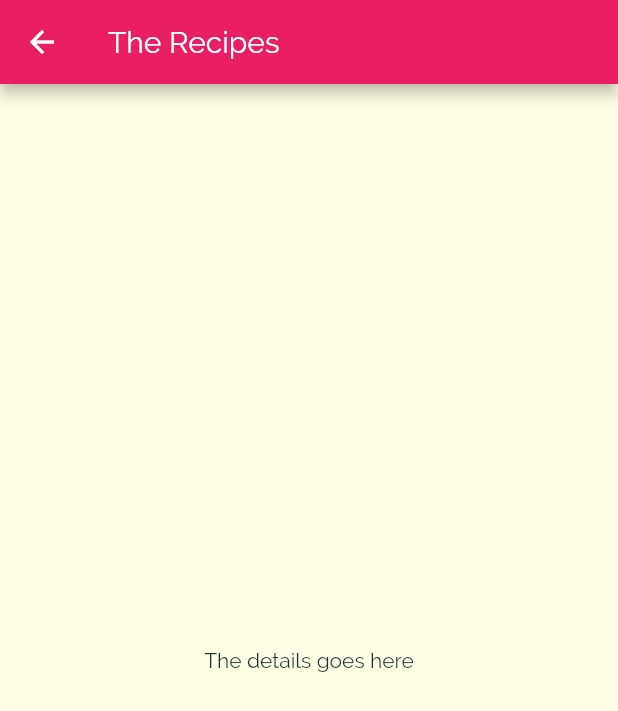
After one commit to zohaib304/flutter_the_meals_app, a Flutter app: the screen it shows after launch, after a tap on "Italian", on a phone screen of 412 x 824 dp. The commit adds this screen. Shown: the top 711 px of the screen. Run offline on Flutter 3.47's test engine with Material 2 defaults, Android fonts, the phone set to English and light mode, and no system bars.

Commit message:
Navigate to New Page

```diff
--- a/lib/category_item.dart
+++ b/lib/category_item.dart
@@ -1,4 +1,7 @@
 import 'package:flutter/material.dart';
+
+
+import './category_meals_screen.dart';
 
 class CategoryItem extends StatelessWidget {
   final String title;
@@ -6,9 +9,19 @@ class CategoryItem extends StatelessWidget {
 
   CategoryItem(this.title, this.color);
 
+  void selectCategory(BuildContext ctx) {
+    Navigator.of(ctx).push(MaterialPageRoute(builder: (_) {
+      return CategoryMealsScreen();
+    }),);
+  }
+
   @override
   Widget build(BuildContext context) {
-    return Container(
+    return InkWell(
+      onTap: () => selectCategory(context),
+      splashColor: Theme.of(context).primaryColor,
+      borderRadius: BorderRadius.circular(5),
+          child: Container(
         padding: const EdgeInsets.all(15),
         child: Text(title, style:  Theme.of(context).textTheme.title,),
         decoration: BoxDecoration(
@@ -22,6 +35,7 @@ class CategoryItem extends StatelessWidget {
           ),
           borderRadius: BorderRadius.circular(5)
         ),
+      ),
     );
   }
 }
--- /dev/null
+++ b/lib/category_meals_screen.dart
@@ -0,0 +1,15 @@
+import 'package:flutter/material.dart';
+
+class CategoryMealsScreen extends StatelessWidget {
+  @override
+  Widget build(BuildContext context) {
+    return Scaffold(
+      appBar: AppBar(
+        title: Text("The Recipes")
+      ),
+      body:  Center(
+        child: Text("The details goes here"),
+      ),
+    );
+  }
+}
```
Lines whose indentation alone changed are shown as unchanged.
